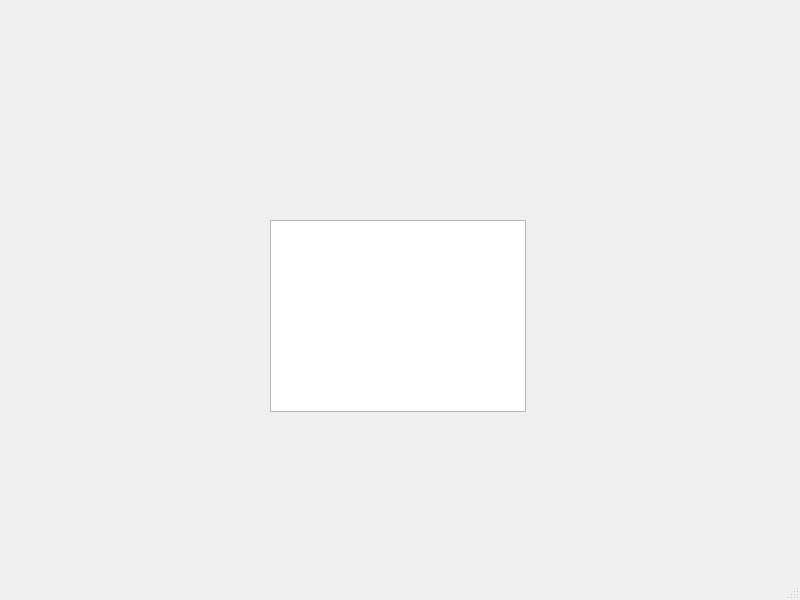
Old version of the form mainwindow.ui in the repository xzbey/xzbey_pr6.
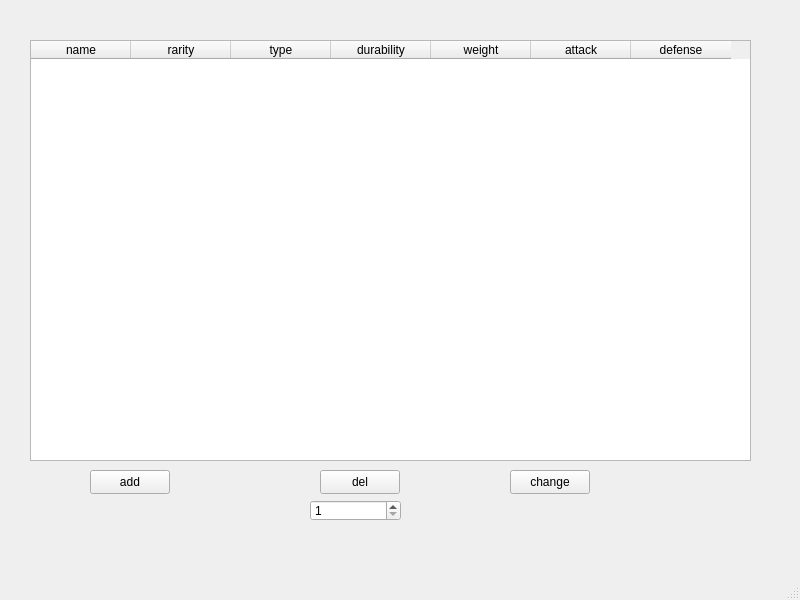
New version of the form.

What changed in the file:
```diff
--- a/mainwindow.ui
+++ b/mainwindow.ui
@@ -17,11 +17,101 @@
    <widget class="QTableWidget" name="tableWidget">
     <property name="geometry">
      <rect>
-      <x>270</x>
-      <y>220</y>
-      <width>256</width>
-      <height>192</height>
+      <x>30</x>
+      <y>40</y>
+      <width>721</width>
+      <height>421</height>
      </rect>
+    </property>
+    <column>
+     <property name="text">
+      <string>name</string>
+     </property>
+    </column>
+    <column>
+     <property name="text">
+      <string>rarity</string>
+     </property>
+    </column>
+    <column>
+     <property name="text">
+      <string>type</string>
+     </property>
+    </column>
+    <column>
+     <property name="text">
+      <string>durability</string>
+     </property>
+    </column>
+    <column>
+     <property name="text">
+      <string>weight</string>
+     </property>
+    </column>
+    <column>
+     <property name="text">
+      <string>attack</string>
+     </property>
+    </column>
+    <column>
+     <property name="text">
+      <string>defense</string>
+     </property>
+    </column>
+   </widget>
+   <widget class="QPushButton" name="pB_add">
+    <property name="geometry">
+     <rect>
+      <x>90</x>
+      <y>470</y>
+      <width>80</width>
+      <height>24</height>
+     </rect>
+    </property>
+    <property name="text">
+     <string>add</string>
+    </property>
+   </widget>
+   <widget class="QPushButton" name="pB_del">
+    <property name="geometry">
+     <rect>
+      <x>320</x>
+      <y>470</y>
+      <width>80</width>
+      <height>24</height>
+     </rect>
+    </property>
+    <property name="text">
+     <string>del</string>
+    </property>
+   </widget>
+   <widget class="QPushButton" name="pB_change">
+    <property name="geometry">
+     <rect>
+      <x>510</x>
+      <y>470</y>
+      <width>80</width>
+      <height>24</height>
+     </rect>
+    </property>
+    <property name="text">
+     <string>change</string>
+    </property>
+   </widget>
+   <widget class="QSpinBox" name="sB_del">
+    <property name="geometry">
+     <rect>
+      <x>310</x>
+      <y>500</y>
+      <width>91</width>
+      <height>21</height>
+     </rect>
+    </property>
+    <property name="minimum">
+     <number>1</number>
+    </property>
+    <property name="maximum">
+     <number>100000</number>
     </property>
    </widget>
   </widget>
```
